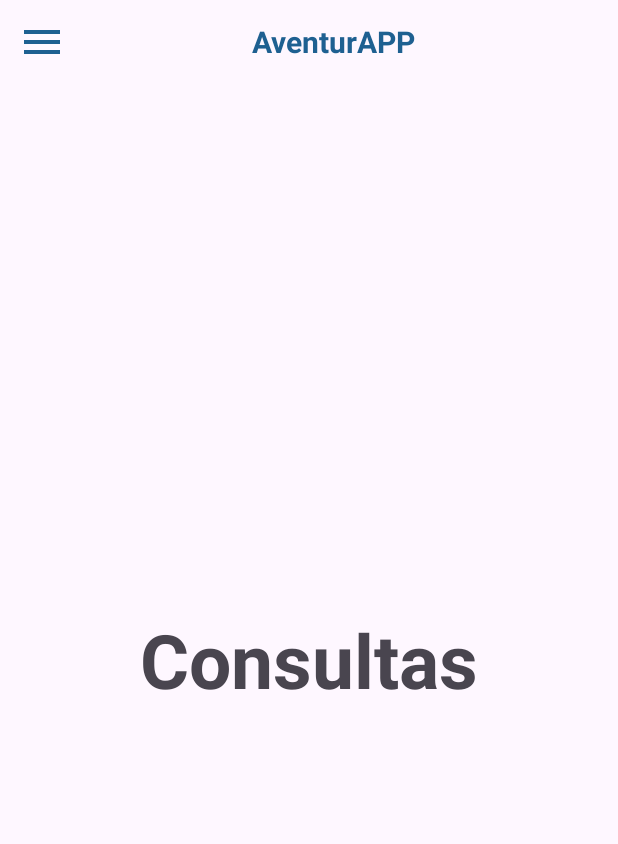
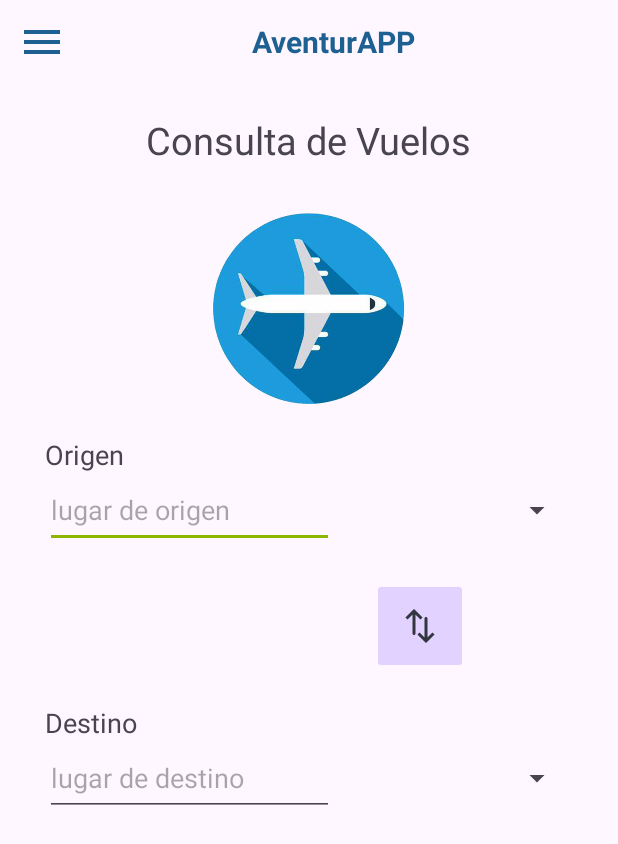
Before and after one commit to gabriellescano5/AventurAPP, an Android app: the ConsultasActivity screen opened directly, with no data from a screen before it, on a phone screen of 412 x 824 dp. Shown: the top 844 px of the screen. Run offline under Robolectric (Android 15) with nearby library versions, the phone set to English and light mode, and no system bars.

```diff
--- a/app/src/main/res/layout/activity_consultas.xml
+++ b/app/src/main/res/layout/activity_consultas.xml
@@ -17,14 +17,116 @@
             layout="@layout/main_toolbar"/>
 
         <TextView
+            android:id="@+id/textView"
+            android:layout_width="wrap_content"
+            android:layout_height="wrap_content"
+            android:layout_gravity="center"
+            android:layout_margin="20sp"
+            android:text="@string/consultaVuelos"
+            android:textSize="25sp" />
+        <ImageView
+            android:src="@drawable/vuelo_png"
+            android:layout_width="150dp"
+            android:layout_height="150dp"
+            android:layout_gravity="center"/>
+
+        <LinearLayout
             android:layout_width="match_parent"
-            android:layout_height="match_parent"
-            android:text="Consultas"
-            android:textSize="50sp"
-            android:textStyle="bold"
-            android:gravity="center"/>
+            android:layout_height="wrap_content"
+            android:layout_marginTop="10dp"
+            android:orientation="vertical">
+
+            <TextView
+                android:id="@+id/txt1"
+                android:layout_width="match_parent"
+                android:layout_height="wrap_content"
+                android:layout_marginHorizontal="30dp"
+                android:text="@string/origen"
+                android:textSize="18sp" />
+
+            <LinearLayout
+                android:id="@+id/ly1"
+                android:layout_width="match_parent"
+                android:layout_height="wrap_content"
+                android:orientation="horizontal">
+
+                <EditText
+                    android:id="@+id/edit1"
+                    android:layout_width="0dp"
+                    android:layout_height="50dp"
+                    android:layout_marginStart="30dp"
+                    android:layout_weight="3"
+                    android:hint="@string/paisOrigen"
+                    android:importantForAutofill="no"
+                    android:inputType="numberDecimal" />
+
+                <Spinner
+                    android:id="@+id/spinner1"
+                    android:layout_width="0dp"
+                    android:layout_height="50dp"
+                    android:layout_marginHorizontal="30dp"
+                    android:layout_weight="2" />
+            </LinearLayout>
+        </LinearLayout>
+
+        <ImageButton
+            android:id="@+id/btn"
+            style="@android:style/Widget.Material.ImageButton"
+            android:layout_width="wrap_content"
+            android:layout_height="wrap_content"
+            android:layout_gravity="end"
+            android:layout_marginVertical="20dp"
+            android:layout_marginEnd="100dp"
+            android:backgroundTint="#E2D2FF"
+            android:clickable="true"
+            android:contentDescription="@string/InvertirValores"
+            android:focusable="true"
+            android:onClick="onClick"
+            android:padding="20dp"
+            android:src="@drawable/sort_arrow_svgrepo_com" />
+
+        <LinearLayout
+            android:layout_width="match_parent"
+            android:layout_height="wrap_content"
+            android:orientation="vertical">
+
+            <TextView
+                android:id="@+id/txt2"
+                android:layout_width="match_parent"
+                android:layout_height="wrap_content"
+                android:layout_marginHorizontal="30dp"
+                android:text="@string/destino"
+                android:textSize="18sp" />
+
+            <LinearLayout
+                android:id="@+id/ly2"
+                android:layout_width="match_parent"
+                android:layout_height="wrap_content"
+                android:orientation="horizontal">
+
+                <EditText
+                    android:id="@+id/edit2"
+                    android:layout_width="0dp"
+                    android:layout_height="50dp"
+                    android:layout_marginStart="30dp"
+                    android:layout_weight="3"
+                    android:hint="@string/paisDestino"
+                    android:importantForAutofill="no"
+                    android:inputType="numberDecimal" />
+
+                <Spinner
+                    android:id="@+id/spinner2"
+                    android:layout_width="0dp"
+                    android:layout_height="50dp"
+                    android:layout_marginHorizontal="30dp"
+                    android:layout_weight="2" />
+
+            </LinearLayout>
+        </LinearLayout>
+
 
     </LinearLayout>
+
 
     <RelativeLayout
         android:layout_width="300dp"
--- a/app/src/main/res/layout/activity_divisas.xml
+++ b/app/src/main/res/layout/activity_divisas.xml
@@ -27,10 +27,15 @@
             android:layout_margin="20sp"
             android:text="@string/Titulo"
             android:textSize="25sp" />
+        <ImageView
+            android:src="@drawable/divisas_png"
+            android:layout_width="150dp"
+            android:layout_height="150dp"
+            android:layout_gravity="center"/>
         <LinearLayout
             android:layout_width="match_parent"
             android:layout_height="wrap_content"
-            android:layout_marginTop="100dp"
+            android:layout_marginTop="10dp"
             android:orientation="vertical">
 
             <TextView
--- a/app/src/main/res/values/strings.xml
+++ b/app/src/main/res/values/strings.xml
@@ -36,6 +36,11 @@
     <string name="actualizar">ACTUALIZAR </string>
     <string name="eliminar">ELIMINAR </string>
     <string name="aventuraFinanciera">Aventura Financiera </string>
+    <string name="origen">Origen </string>
+    <string name="destino">Destino</string>
+    <string name="paisOrigen">lugar de origen</string>
+    <string name="paisDestino">lugar de destino</string>
+    <string name="consultaVuelos">Consulta de Vuelos</string>
 
 
 </resources>
```
Also changed, not shown: app/src/main/res/drawable/divisas_png.png (added), app/src/main/res/drawable/vuelo_png.png (added).
